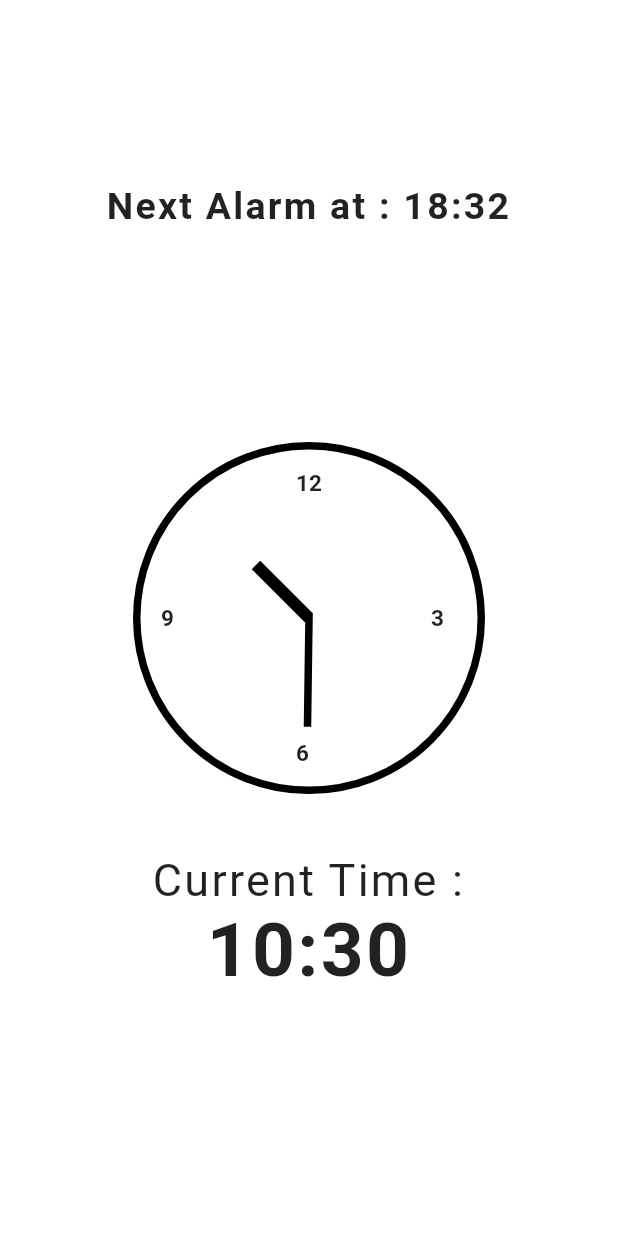
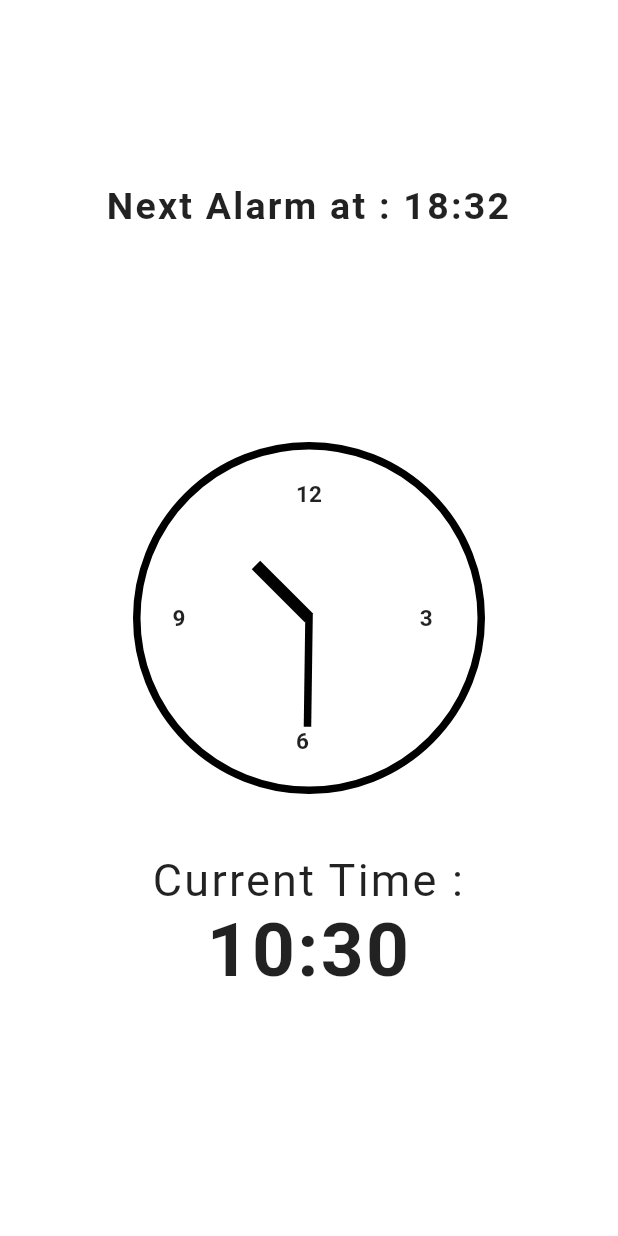
Before and after one commit to adhikagunadarma/simple-alarm-app, a Flutter app: the screen it shows after launch, on a phone screen of 412 x 824 dp. Run offline on Flutter 3.47's test engine with Material 2 defaults, Android fonts, the phone set to English and light mode, and no system bars.

Commit message:
update numbers dart class

```diff
--- a/lib/number.dart
+++ b/lib/number.dart
@@ -11,7 +11,7 @@ class Number extends StatelessWidget{
     return Stack(
       children: [
         Transform.translate(
-          offset: Offset(0.0, -90.0),
+          offset: Offset(0.0, -MediaQuery.of(context).size.width* 0.2),
           child: Text(
             '12',
             style: TextStyle(
@@ -22,7 +22,7 @@ class Number extends StatelessWidget{
         ),
 
         Transform.translate(
-          offset: Offset(90.0, 0.0),
+          offset: Offset(MediaQuery.of(context).size.width* 0.2, 0.0),
           child: Text(
             '3',
             style: TextStyle(
@@ -32,7 +32,7 @@ class Number extends StatelessWidget{
           ),
         ),
         Transform.translate(
-          offset: Offset(0.0, 90.0),
+          offset: Offset(0.0, MediaQuery.of(context).size.width* 0.2),
           child: Text(
             '6',
             style: TextStyle(
@@ -42,7 +42,7 @@ class Number extends StatelessWidget{
           ),
         ),
         Transform.translate(
-          offset: Offset(-90.0, 0.0),
+          offset: Offset(-MediaQuery.of(context).size.width* 0.2, 0.0),
           child: Text(
             '9',
             style: TextStyle(
```
